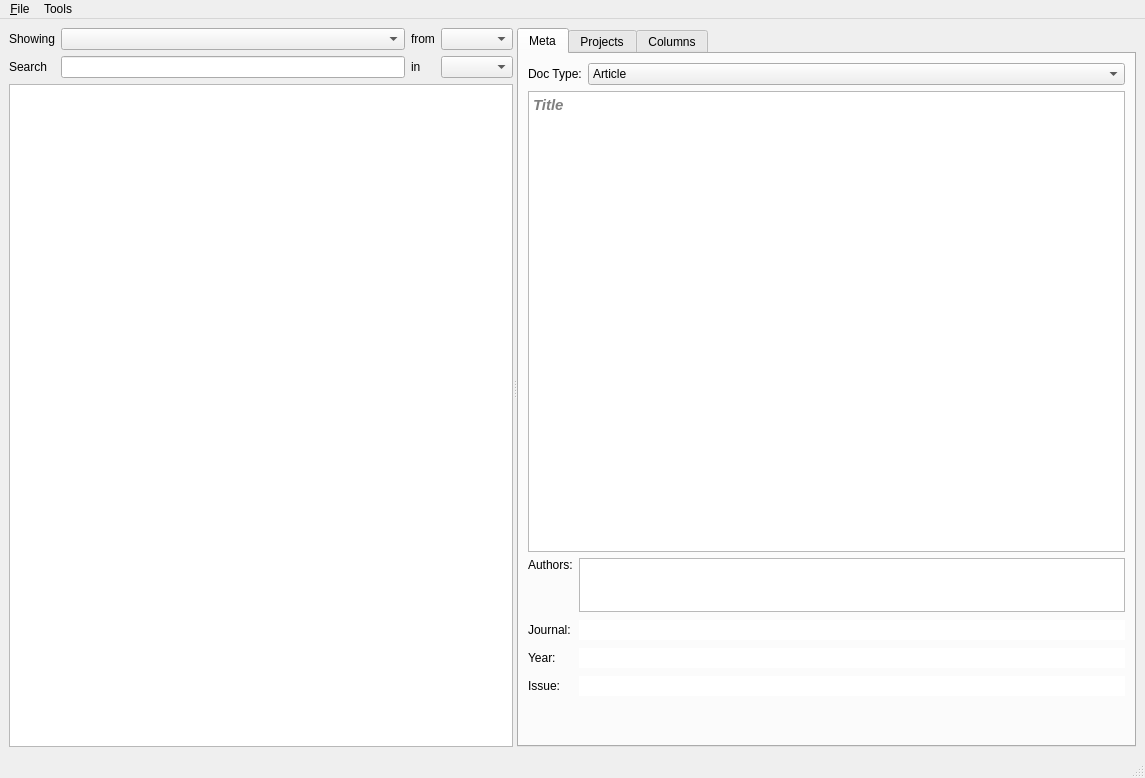
Above: lib/layout_main.ui from elansegarra/ArDa before the change. Below: the same form after it.
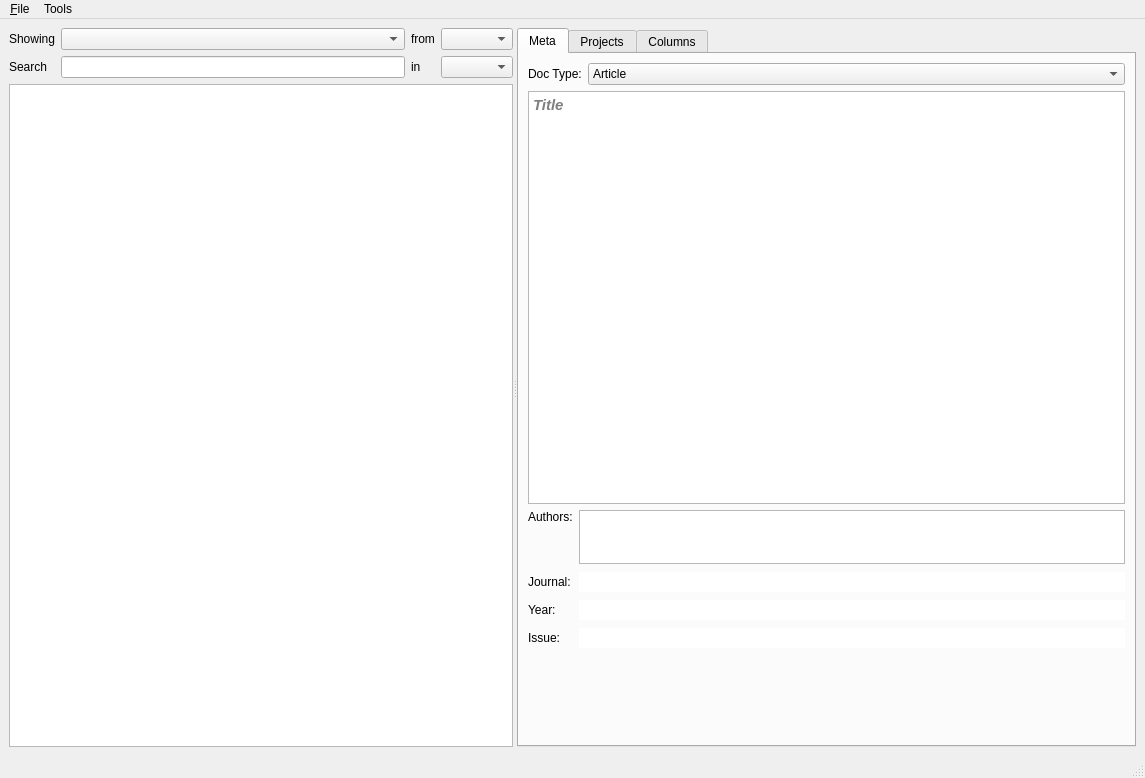
That is the form after the change. The open tabs and pages were chosen to show the change.

Commit message: Fixed vertical spacing between fields in meta data panel.

Patch:
```diff
--- a/lib/layout_main.ui
+++ b/lib/layout_main.ui
@@ -263,6 +263,32 @@
              </property>
             </widget>
            </item>
+           <item row="5" column="1">
+            <spacer name="verticalSpacer_4">
+             <property name="orientation">
+              <enum>Qt::Vertical</enum>
+             </property>
+             <property name="sizeHint" stdset="0">
+              <size>
+               <width>20</width>
+               <height>40</height>
+              </size>
+             </property>
+            </spacer>
+           </item>
+           <item row="5" column="0">
+            <spacer name="verticalSpacer_5">
+             <property name="orientation">
+              <enum>Qt::Vertical</enum>
+             </property>
+             <property name="sizeHint" stdset="0">
+              <size>
+               <width>20</width>
+               <height>40</height>
+              </size>
+             </property>
+            </spacer>
+           </item>
           </layout>
          </item>
          <item>
```
Left out of the diff: 2 changed lines with no effect on the pictures. The commit also changes 1 other file.
